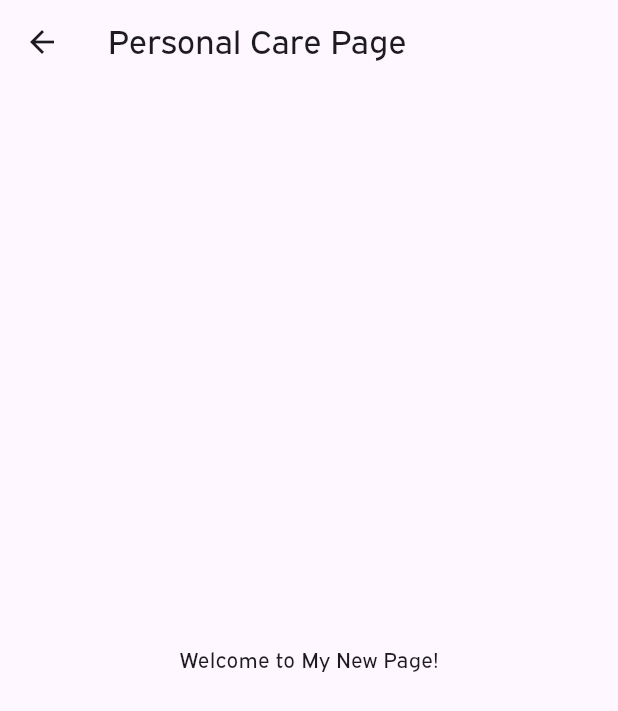
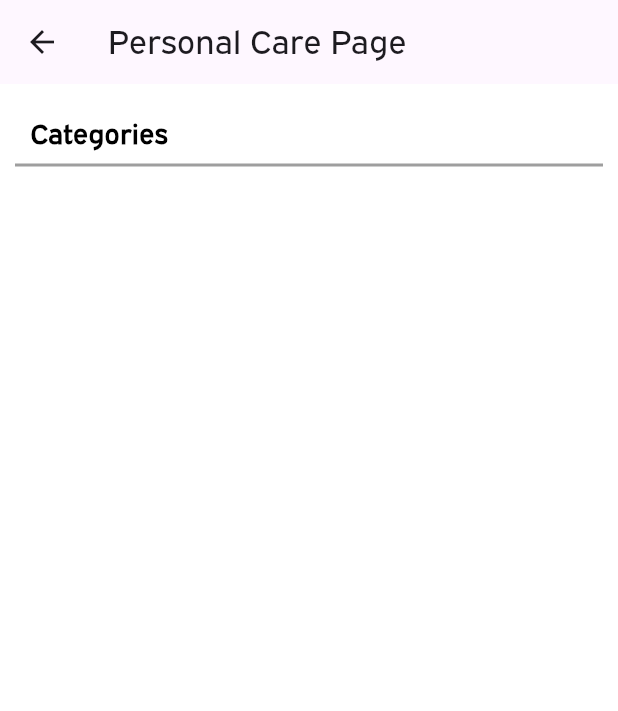
Before and after one commit to blakeotto57/treehouse, a Flutter app: the PersonalCarePage screen opened directly, on a phone screen of 412 x 824 dp. Shown: the top 711 px of the screen. Run offline on Flutter 3.47's test engine with Material 3 defaults, Android fonts, the phone set to English and light mode, and no system bars; our stand-ins replace flutter_svg.

Commit message:
added more to options of personal care

```diff
--- a/lib/pages/category_pages/personal_care.dart
+++ b/lib/pages/category_pages/personal_care.dart
@@ -1,4 +1,9 @@
 import 'package:flutter/material.dart';
+import 'package:flutter_svg/flutter_svg.dart';
+import 'package:treehouse/models/personal_care_options.dart';
+
+
+
 
 class PersonalCarePage extends StatelessWidget {
   @override
@@ -7,9 +12,122 @@ class PersonalCarePage extends StatelessWidget {
       appBar: AppBar(
         title: Text('Personal Care Page'),
       ),
-      body: Center(
-        child: Text('Welcome to My New Page!'),
+      body: PersonalCareContent(
+        categories: [
+          // Add CategoryModel objects here as needed
+        ],
       ),
     );
   }
 }
+
+class PersonalCareContent extends StatelessWidget {
+  final List<CategoryModel> categories;
+
+  PersonalCareContent({required this.categories});
+
+  @override
+  Widget build(BuildContext context) {
+    return Container(
+      color: Colors.white,
+      child: Column(
+        crossAxisAlignment: CrossAxisAlignment.start,
+        children: [
+          SizedBox(height: 10), // Space between AppBar and content
+          // Add search bar or other widgets here if needed
+          SizedBox(height: 10),
+          Container(
+            color: Colors.white,
+            child: Column(
+              crossAxisAlignment: CrossAxisAlignment.start, // Align categories title to the left
+              children: [
+                const Padding(
+                  padding: EdgeInsets.only(left: 20.0),
+                  child: Text(
+                    "Categories",
+                    style: TextStyle(
+                      color: Colors.black, // Color of categories text
+                      fontSize: 18,
+                      fontWeight: FontWeight.w600,
+                    ),
+                  ),
+                ),
+                const Padding(
+                  padding: EdgeInsets.symmetric(horizontal: 10),
+                  child: Divider(
+                    color: Colors.grey,
+                    thickness: 2.0,
+                  ),
+                ),
+                SizedBox(height: 1), // Space between categories label and list
+                Container(
+                  height: 361, // Height of category list view
+                  color: Colors.white, // Background color of category list
+                  child: ListView.separated(
+                    itemCount: categories.length,
+                    scrollDirection: Axis.vertical,
+                    padding: EdgeInsets.all(10),
+                    separatorBuilder: (context, index) => SizedBox(height: 25), // Space between categories
+                    itemBuilder: (context, index) {
+                      return InkWell(
+                        onTap: () => categories[index].onTap(context),
+                        child: Container(
+                          height: 50, // Height of each category box
+                          decoration: BoxDecoration(
+                            color: categories[index].boxColor.withOpacity(0.5),
+                            borderRadius: BorderRadius.circular(16),
+                          ),
+                          child: Row(
+                            mainAxisAlignment: MainAxisAlignment.spaceBetween,
+                            children: [
+                              Padding(
+                                padding: const EdgeInsets.all(10.0),
+                                child: Align(
+                                  alignment: Alignment.centerLeft,
+                                  child: Text(
+                                    categories[index].name,
+                                    style: TextStyle(
+                                      fontWeight: FontWeight.bold,
+                                      color: Colors.white, // Font color in category boxes
+                                      fontSize: 15,
+                                    ),
+                                  ),
+                                ),
+                              ),
+                              Padding(
+                                padding: const EdgeInsets.all(8.0),
+                                child: SvgPicture.asset(
+                                  categories[index].iconPath,
+                                  width: 40,
+                                ),
+                              ),
+                            ],
+                          ),
+                        ),
+                      );
+                    },
+                  ),
+                ),
+              ],
+            ),
+          ),
+        ],
+      ),
+    );
+  }
+}
+
+// Placeholder for CategoryModel class
+class CategoryModel {
+  final String name;
+  final String iconPath;
+  final Color boxColor;
+  final Function(BuildContext) onTap;
+
+  CategoryModel({
+    required this.name,
+    required this.iconPath,
+    required this.boxColor,
+    required this.onTap,
+  });
+}
```
Also changed, not shown: lib/models/personal_care_options.dart (added, +180 -0 lines).
